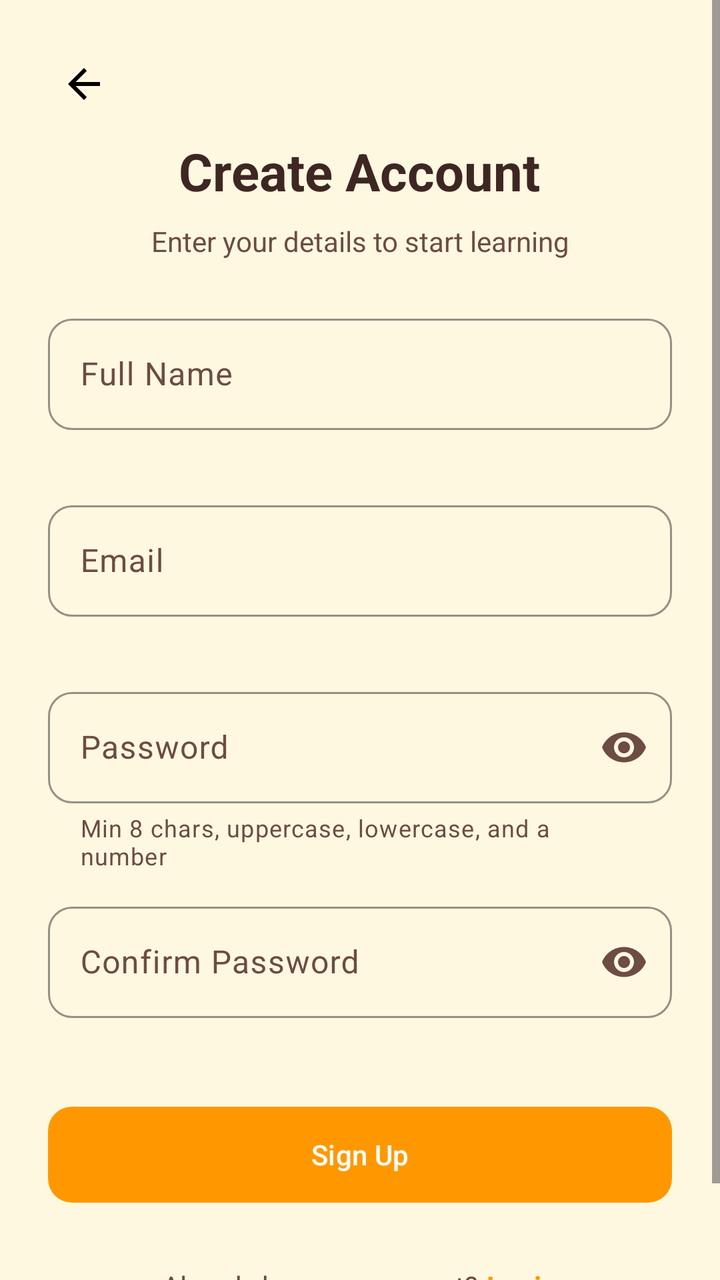
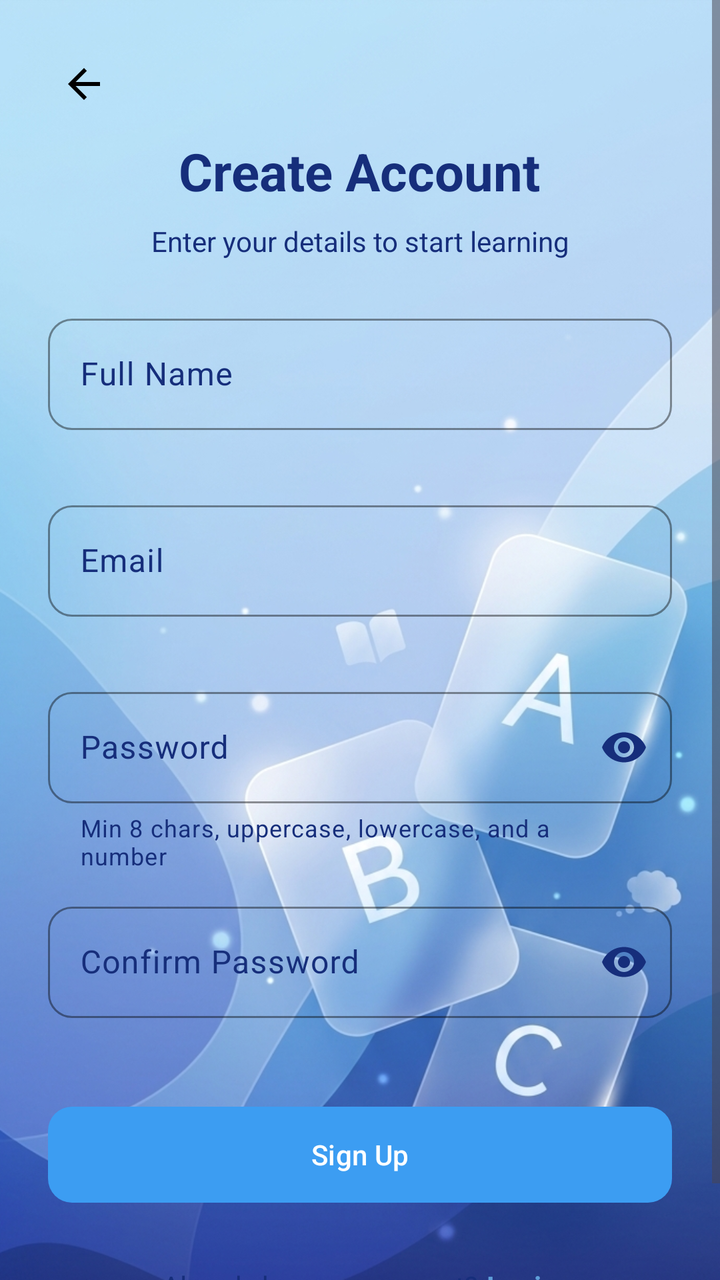

Two renders of the same Android screen: before a commit and after it. Below are the layout's source before the change and the commit's diff.
<!-- AndroidManifest.xml: application theme Theme.SmartFlashCard -->
<!-- res/layout/activity_signup.xml -->
<?xml version="1.0" encoding="utf-8"?>
<ScrollView xmlns:android="http://schemas.android.com/apk/res/android"
    xmlns:app="http://schemas.android.com/apk/res-auto"
    xmlns:tools="http://schemas.android.com/tools"
    android:id="@+id/signup"
    android:layout_width="match_parent"
    android:layout_height="match_parent"
    android:background="?android:attr/colorBackground"
    android:fillViewport="true">

    <LinearLayout
        android:layout_width="match_parent"
        android:layout_height="wrap_content"
        android:orientation="vertical"
        android:padding="24dp">

        <ImageView
            android:id="@+id/back"
            android:layout_width="36dp"
            android:layout_height="36dp"
            android:background="?attr/selectableItemBackgroundBorderless"
            android:contentDescription="@string/signup_link"
            android:padding="6dp"
            android:src="@drawable/ic_back" />

        <TextView
            android:layout_width="wrap_content"
            android:layout_height="wrap_content"
            android:layout_gravity="center_horizontal"
            android:layout_marginTop="8dp"
            android:text="@string/signup_title"
            android:textColor="?attr/colorOnBackground"
            android:textSize="26sp"
            android:textStyle="bold" />

        <TextView
            android:layout_width="match_parent"
            android:layout_height="wrap_content"
            android:layout_marginTop="8dp"
            android:layout_marginBottom="24dp"
            android:gravity="center"
            android:text="@string/signup_subtitle"
            android:textColor="?attr/colorOnSurfaceVariant"
            android:textSize="14sp" />

        <com.google.android.material.textfield.TextInputLayout
            android:id="@+id/tilFullName"
            style="@style/Widget.SmartFlashCard.TextInput"
            android:layout_width="match_parent"
            android:layout_height="wrap_content"
            android:layout_marginBottom="12dp"
            android:hint="@string/signup_full_name"
            app:errorEnabled="true">

            <com.google.android.material.textfield.TextInputEditText
                android:id="@+id/edFullName"
                android:layout_width="match_parent"
                android:layout_height="wrap_content"
                android:inputType="textPersonName|textCapWords"
                android:maxLines="1" />
        </com.google.android.material.textfield.TextInputLayout>

        <com.google.android.material.textfield.TextInputLayout
            android:id="@+id/tilEmail"
            style="@style/Widget.SmartFlashCard.TextInput"
            android:layout_width="match_parent"
            android:layout_height="wrap_content"
            android:layout_marginBottom="12dp"
            android:hint="@string/signup_email"
            app:errorEnabled="true">

            <com.google.android.material.textfield.TextInputEditText
                android:id="@+id/edemail"
                android:layout_width="match_parent"
                android:layout_height="wrap_content"
                android:inputType="textEmailAddress"
                android:maxLines="1" />
        </com.google.android.material.textfield.TextInputLayout>

        <com.google.android.material.textfield.TextInputLayout
            android:id="@+id/tilPassword"
            style="@style/Widget.SmartFlashCard.TextInput"
            android:layout_width="match_parent"
            android:layout_height="wrap_content"
            android:layout_marginBottom="12dp"
            android:hint="@string/signup_password"
            app:endIconMode="password_toggle"
            app:errorEnabled="true"
            app:helperText="@string/validation_password_hint"
            app:helperTextEnabled="true">

            <com.google.android.material.textfield.TextInputEditText
                android:id="@+id/edpassword"
                android:layout_width="match_parent"
                android:layout_height="wrap_content"
                android:inputType="textPassword"
                android:maxLines="1" />
        </com.google.android.material.textfield.TextInputLayout>

        <com.google.android.material.textfield.TextInputLayout
            android:id="@+id/tilConfirmPassword"
            style="@style/Widget.SmartFlashCard.TextInput"
            android:layout_width="match_parent"
            android:layout_height="wrap_content"
            android:layout_marginBottom="20dp"
            android:hint="@string/signup_confirm_password"
            app:endIconMode="password_toggle"
            app:errorEnabled="true">

            <com.google.android.material.textfield.TextInputEditText
                android:id="@+id/edrppassword"
                android:layout_width="match_parent"
                android:layout_height="wrap_content"
                android:inputType="textPassword"
                android:maxLines="1" />
        </com.google.android.material.textfield.TextInputLayout>

        <ProgressBar
            android:id="@+id/progressSignup"
            style="?android:attr/progressBarStyle"
            android:layout_width="wrap_content"
            android:layout_height="wrap_content"
            android:layout_gravity="center_horizontal"
            android:layout_marginBottom="12dp"
            android:visibility="gone"
            tools:visibility="visible" />

        <com.google.android.material.button.MaterialButton
            android:id="@+id/btnsignup"
            android:layout_width="match_parent"
            android:layout_height="56dp"
            android:text="@string/signup_button"
            android:textAllCaps="false"
            style="@style/Widget.SmartFlashCard.Button"
            app:cornerRadius="12dp" />

        <LinearLayout
            android:layout_width="wrap_content"
            android:layout_height="wrap_content"
            android:layout_gravity="center_horizontal"
            android:layout_marginTop="28dp"
            android:layout_marginBottom="16dp"
            android:orientation="horizontal">

            <TextView
                android:layout_width="wrap_content"
                android:layout_height="wrap_content"
                android:text="@string/signup_has_account"
                android:textColor="?attr/colorOnSurfaceVariant" />

            <TextView
                android:id="@+id/txtLogin"
                android:layout_width="wrap_content"
                android:layout_height="wrap_content"
                android:layout_marginStart="4dp"
                android:text="@string/login_link"
                android:textColor="?attr/colorPrimary"
                android:textStyle="bold" />
        </LinearLayout>

    </LinearLayout>
</ScrollView>
<!-- resources referenced by this layout -->
<resources>
  <string name="login_link">Login</string>
  <string name="signup_button">Sign Up</string>
  <string name="signup_confirm_password">Confirm Password</string>
  <string name="signup_email">Email</string>
  <string name="signup_full_name">Full Name</string>
  <string name="signup_has_account">Already have an account?</string>
  <string name="signup_link">Sign up</string>
  <string name="signup_password">Password</string>
  <string name="signup_subtitle">Enter your details to start learning</string>
  <string name="signup_title">Create Account</string>
  <string name="validation_password_hint">Min 8 chars, uppercase, lowercase, and a number</string>
  <style name="Widget.SmartFlashCard.Button" parent="Widget.Material3.Button">
          <item name="cornerRadius">@dimen/kid_corner_button</item>
          <item name="backgroundTint">?attr/colorPrimary</item>
          <item name="android:textColor">?attr/colorOnPrimary</item>
      </style>
  <style name="Theme.SmartFlashCard" parent="Base.Theme.SmartFlashCard" />
  <dimen name="kid_corner_button">16dp</dimen>
  <dimen name="kid_corner_small">12dp</dimen>
  <color name="md_theme_light_primary">#FF9800</color>
  <color name="md_theme_light_onPrimary">#FFFFFF</color>
  <color name="md_theme_light_primaryContainer">#FFE0B2</color>
  <color name="md_theme_light_onPrimaryContainer">#5D3200</color>
  <color name="md_theme_light_secondary">#00BCD4</color>
  <color name="md_theme_light_onSecondary">#FFFFFF</color>
  <color name="md_theme_light_secondaryContainer">#B2EBF2</color>
  <color name="md_theme_light_onSecondaryContainer">#006064</color>
  <color name="md_theme_light_tertiary">#66BB6A</color>
  <color name="md_theme_light_onTertiary">#FFFFFF</color>
  <color name="md_theme_light_tertiaryContainer">#C8E6C9</color>
  <color name="md_theme_light_onTertiaryContainer">#1B5E20</color>
  <color name="md_theme_light_background">#FFF8E1</color>
  <color name="md_theme_light_onBackground">#3E2723</color>
  <color name="md_theme_light_error">#E53935</color>
  <color name="md_theme_light_onError">#FFFFFF</color>
  <color name="md_theme_light_errorContainer">#FFCDD2</color>
  <color name="md_theme_light_onErrorContainer">#B71C1C</color>
  <color name="md_theme_light_surface">#FFFFFF</color>
  <color name="md_theme_light_onSurface">#3E2723</color>
  <color name="md_theme_light_surfaceVariant">#FFF3E0</color>
  <color name="md_theme_light_onSurfaceVariant">#6D4C41</color>
  <color name="md_theme_light_outline">#BCAAA4</color>
  <style name="Widget.SmartFlashCard.Card" parent="Widget.Material3.CardView.Elevated">
          <item name="cardCornerRadius">@dimen/kid_corner_card</item>
          <item name="cardElevation">@dimen/kid_elevation_card</item>
          <item name="cardBackgroundColor">?attr/colorSurface</item>
          <item name="strokeWidth">0dp</item>
      </style>
  <style name="Widget.SmartFlashCard.Fab" parent="Widget.Material3.FloatingActionButton.Primary">
          <item name="backgroundTint">?attr/colorSecondary</item>
          <item name="tint">?attr/colorOnSecondary</item>
          <item name="shapeAppearance">@style/ShapeAppearance.SmartFlashCard.Medium</item>
      </style>
  <style name="ShapeAppearance.SmartFlashCard.Small" parent="ShapeAppearance.Material3.Corner.Small">
          <item name="cornerSize">@dimen/kid_corner_small</item>
      </style>
  <style name="ShapeAppearance.SmartFlashCard.Medium" parent="ShapeAppearance.Material3.Corner.Medium">
          <item name="cornerSize">@dimen/kid_corner_button</item>
      </style>
  <style name="ShapeAppearance.SmartFlashCard.Large" parent="ShapeAppearance.Material3.Corner.Large">
          <item name="cornerSize">@dimen/kid_corner_card</item>
      </style>
  <dimen name="kid_corner_card">24dp</dimen>
  <dimen name="kid_elevation_card">4dp</dimen>
  <!-- unchanged entries left out for length: 4 -->
</resources>

<!-- the commit's change to res/layout/activity_signup.xml (unified diff, before → after) -->
@@ -5,7 +5,7 @@
     android:id="@+id/signup"
     android:layout_width="match_parent"
     android:layout_height="match_parent"
-    android:background="?android:attr/colorBackground"
+    android:background="@drawable/bg"
     android:fillViewport="true">
 
     <LinearLayout
<!-- resource entries referenced after the edit -->
@@ -1,5 +1,6 @@
 <!-- resources referenced by this layout -->
 <resources>
+  <!-- drawable bg: png bitmap (drawable, 800499 bytes) -->
   <string name="login_link">Login</string>
   <string name="signup_button">Sign Up</string>
   <string name="signup_confirm_password">Confirm Password</string>
@@ -13,16 +14,16 @@
   <string name="validation_password_hint">Min 8 chars, uppercase, lowercase, and a number</string>
   <style name="Widget.SmartFlashCard.Button" parent="Widget.Material3.Button">
           <item name="cornerRadius">@dimen/kid_corner_button</item>
-          <item name="backgroundTint">?attr/colorPrimary</item>
+          <item name="backgroundTint">#3C9DF2</item>
           <item name="android:textColor">?attr/colorOnPrimary</item>
       </style>
   <style name="Theme.SmartFlashCard" parent="Base.Theme.SmartFlashCard" />
   <dimen name="kid_corner_button">16dp</dimen>
   <dimen name="kid_corner_small">12dp</dimen>
-  <color name="md_theme_light_primary">#FF9800</color>
+  <color name="md_theme_light_primary">#5E9ED9</color>
   <color name="md_theme_light_onPrimary">#FFFFFF</color>
-  <color name="md_theme_light_primaryContainer">#FFE0B2</color>
-  <color name="md_theme_light_onPrimaryContainer">#5D3200</color>
+  <color name="md_theme_light_primaryContainer">#A9DBFF</color>
+  <color name="md_theme_light_onPrimaryContainer">#162E7B</color>
   <color name="md_theme_light_secondary">#00BCD4</color>
   <color name="md_theme_light_onSecondary">#FFFFFF</color>
   <color name="md_theme_light_secondaryContainer">#B2EBF2</color>
@@ -31,17 +32,17 @@
   <color name="md_theme_light_onTertiary">#FFFFFF</color>
   <color name="md_theme_light_tertiaryContainer">#C8E6C9</color>
   <color name="md_theme_light_onTertiaryContainer">#1B5E20</color>
-  <color name="md_theme_light_background">#FFF8E1</color>
-  <color name="md_theme_light_onBackground">#3E2723</color>
+  <color name="md_theme_light_background">#A9DBFF</color>
+  <color name="md_theme_light_onBackground">#162E7B</color>
   <color name="md_theme_light_error">#E53935</color>
   <color name="md_theme_light_onError">#FFFFFF</color>
   <color name="md_theme_light_errorContainer">#FFCDD2</color>
   <color name="md_theme_light_onErrorContainer">#B71C1C</color>
   <color name="md_theme_light_surface">#FFFFFF</color>
-  <color name="md_theme_light_onSurface">#3E2723</color>
-  <color name="md_theme_light_surfaceVariant">#FFF3E0</color>
-  <color name="md_theme_light_onSurfaceVariant">#6D4C41</color>
-  <color name="md_theme_light_outline">#BCAAA4</color>
+  <color name="md_theme_light_onSurface">#162E7B</color>
+  <color name="md_theme_light_surfaceVariant">#A9DBFF</color>
+  <color name="md_theme_light_onSurfaceVariant">#162E7B</color>
+  <color name="md_theme_light_outline">#5E9ED9</color>
   <style name="Widget.SmartFlashCard.Card" parent="Widget.Material3.CardView.Elevated">
           <item name="cardCornerRadius">@dimen/kid_corner_card</item>
           <item name="cardElevation">@dimen/kid_elevation_card</item>
